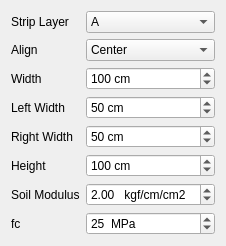
ebrahimraeyat/OSAFE, file osafe_widgets/base_foundation.ui: the form before one commit.
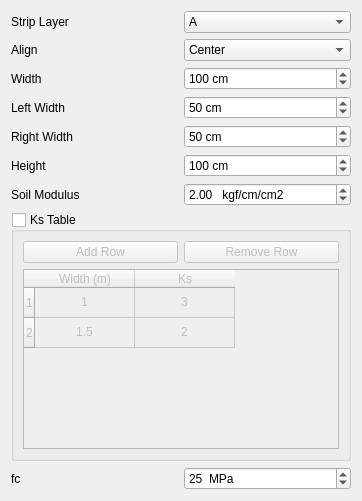
The form after the commit. Icons and pictures are not drawn.

Commit message: Set expersion for ks in create base foundations

```diff
--- a/osafe_widgets/base_foundation.ui
+++ b/osafe_widgets/base_foundation.ui
@@ -6,8 +6,8 @@
    <rect>
     <x>0</x>
     <y>0</y>
-    <width>199</width>
-    <height>237</height>
+    <width>362</width>
+    <height>501</height>
    </rect>
   </property>
   <property name="windowTitle">
@@ -134,32 +134,6 @@
        </property>
       </widget>
      </item>
-     <item row="1" column="1">
-      <widget class="QComboBox" name="align">
-       <item>
-        <property name="text">
-         <string>Center</string>
-        </property>
-       </item>
-       <item>
-        <property name="text">
-         <string>Left</string>
-        </property>
-       </item>
-       <item>
-        <property name="text">
-         <string>Right</string>
-        </property>
-       </item>
-      </widget>
-     </item>
-     <item row="1" column="0">
-      <widget class="QLabel" name="label_3">
-       <property name="text">
-        <string>Align</string>
-       </property>
-      </widget>
-     </item>
      <item row="0" column="1">
       <widget class="QComboBox" name="strip_layer">
        <item>
@@ -179,6 +153,32 @@
        </item>
       </widget>
      </item>
+     <item row="1" column="1">
+      <widget class="QComboBox" name="align">
+       <item>
+        <property name="text">
+         <string>Center</string>
+        </property>
+       </item>
+       <item>
+        <property name="text">
+         <string>Left</string>
+        </property>
+       </item>
+       <item>
+        <property name="text">
+         <string>Right</string>
+        </property>
+       </item>
+      </widget>
+     </item>
+     <item row="9" column="0">
+      <widget class="QLabel" name="label_8">
+       <property name="text">
+        <string>fc</string>
+       </property>
+      </widget>
+     </item>
      <item row="7" column="1">
       <widget class="QDoubleSpinBox" name="soil_modulus">
        <property name="prefix">
@@ -204,14 +204,14 @@
        </property>
       </widget>
      </item>
-     <item row="8" column="0">
-      <widget class="QLabel" name="label_8">
+     <item row="1" column="0">
+      <widget class="QLabel" name="label_3">
        <property name="text">
-        <string>fc</string>
+        <string>Align</string>
        </property>
       </widget>
      </item>
-     <item row="8" column="1">
+     <item row="9" column="1">
       <widget class="QSpinBox" name="fc">
        <property name="suffix">
         <string>  MPa</string>
@@ -224,6 +224,111 @@
        </property>
       </widget>
      </item>
+     <item row="8" column="0" colspan="2">
+      <widget class="QGroupBox" name="ks_input_group">
+       <property name="title">
+        <string>Ks Table</string>
+       </property>
+       <property name="checkable">
+        <bool>true</bool>
+       </property>
+       <property name="checked">
+        <bool>false</bool>
+       </property>
+       <layout class="QVBoxLayout" name="ks_input_layout">
+        <item>
+         <layout class="QVBoxLayout" name="verticalLayout_2">
+          <item>
+           <layout class="QHBoxLayout" name="horizontalLayout_6">
+            <item>
+             <widget class="QPushButton" name="add_ks_row_button">
+              <property name="text">
+               <string>Add Row</string>
+              </property>
+              <property name="icon">
+               <iconset resource="../osafe_py_widgets/resource.qrc">
+                <normaloff>:/safe/osafe_images/add.svg</normaloff>:/safe/osafe_images/add.svg</iconset>
+              </property>
+             </widget>
+            </item>
+            <item>
+             <widget class="QPushButton" name="remove_ks_row_button">
+              <property name="text">
+               <string>Remove Row</string>
+              </property>
+              <property name="icon">
+               <iconset resource="../osafe_py_widgets/resource.qrc">
+                <normaloff>:/safe/osafe_images/remove.svg</normaloff>:/safe/osafe_images/remove.svg</iconset>
+              </property>
+             </widget>
+            </item>
+           </layout>
+          </item>
+          <item>
+           <widget class="QTableWidget" name="ks_table">
+            <property name="rowCount">
+             <number>2</number>
+            </property>
+            <property name="columnCount">
+             <number>2</number>
+            </property>
+            <row/>
+            <row/>
+            <column>
+             <property name="text">
+              <string>Width (m)</string>
+             </property>
+             <property name="textAlignment">
+              <set>AlignCenter</set>
+             </property>
+            </column>
+            <column>
+             <property name="text">
+              <string>Ks</string>
+             </property>
+             <property name="textAlignment">
+              <set>AlignCenter</set>
+             </property>
+            </column>
+            <item row="0" column="0">
+             <property name="text">
+              <string>1</string>
+             </property>
+             <property name="textAlignment">
+              <set>AlignCenter</set>
+             </property>
+            </item>
+            <item row="0" column="1">
+             <property name="text">
+              <string>3</string>
+             </property>
+             <property name="textAlignment">
+              <set>AlignCenter</set>
+             </property>
+            </item>
+            <item row="1" column="0">
+             <property name="text">
+              <string>1.5</string>
+             </property>
+             <property name="textAlignment">
+              <set>AlignCenter</set>
+             </property>
+            </item>
+            <item row="1" column="1">
+             <property name="text">
+              <string>2</string>
+             </property>
+             <property name="textAlignment">
+              <set>AlignCenter</set>
+             </property>
+            </item>
+           </widget>
+          </item>
+         </layout>
+        </item>
+       </layout>
+      </widget>
+     </item>
     </layout>
    </item>
   </layout>
```
Left out of the diff: 120 changed lines with no effect on the pictures. The commit also changes 9 other files.
